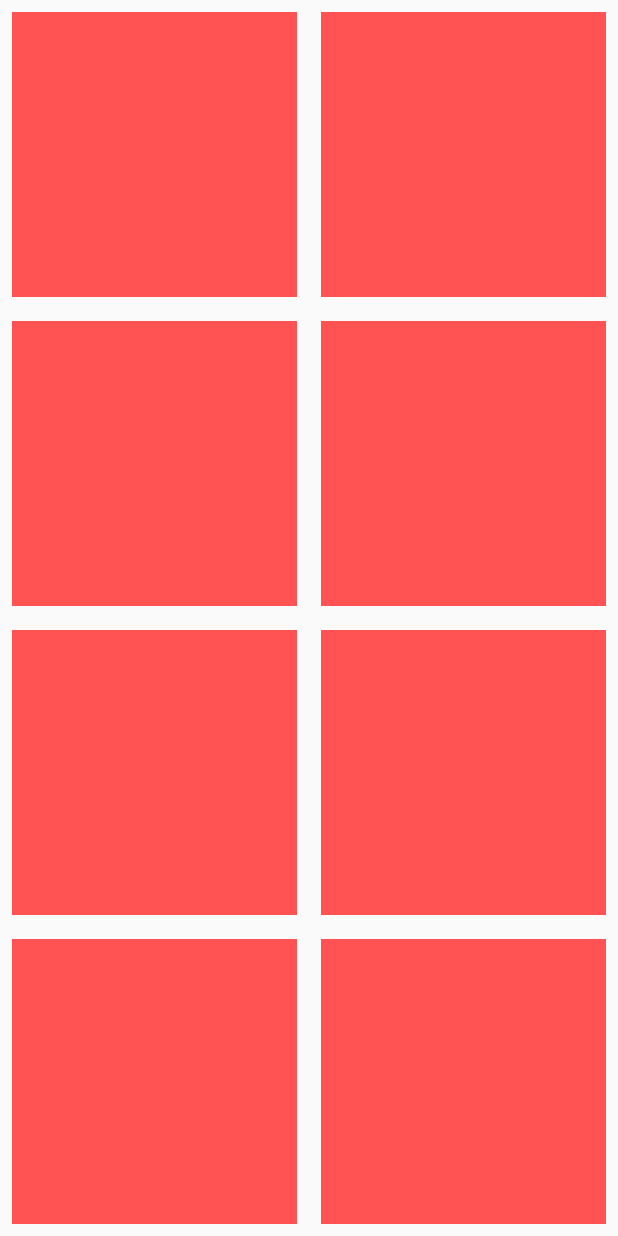
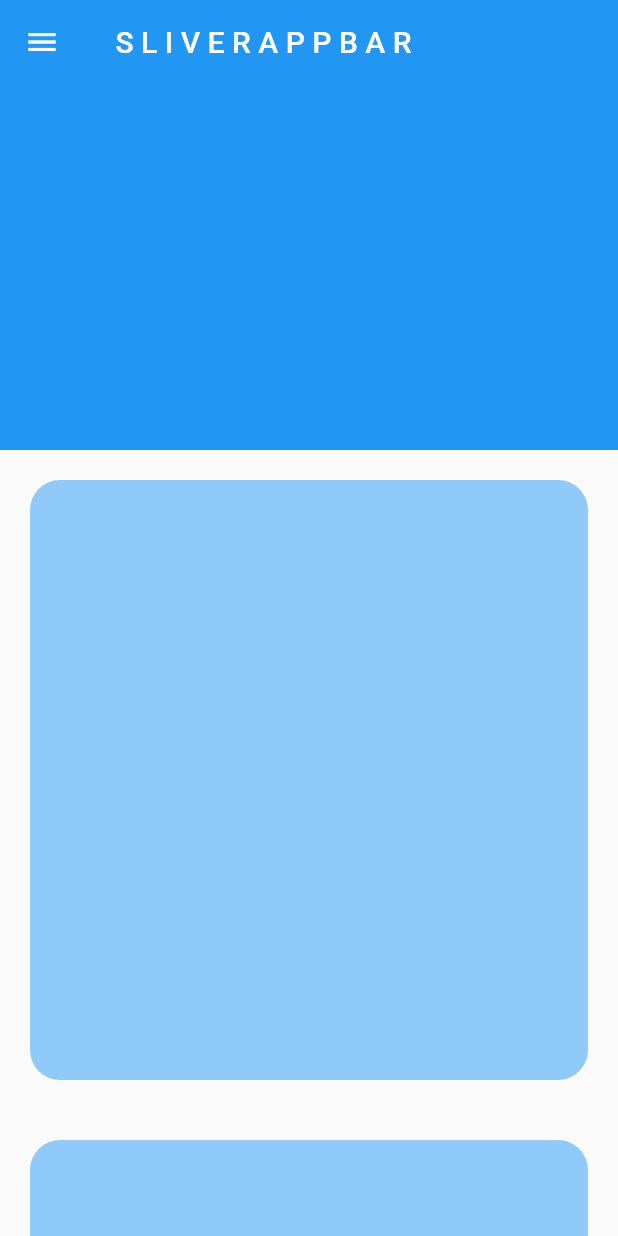
Before and after one commit to kearakvak/Testing1, a Flutter app: the screen it shows after launch, on a phone screen of 412 x 824 dp. Run offline on Flutter 3.47's test engine with Material 2 defaults, Android fonts, the light colour scheme and no system bars.

Commit message:
for learning

```diff
--- a/lib/main.dart
+++ b/lib/main.dart
@@ -1,6 +1,11 @@
 import 'package:flutter/material.dart';
+import 'package:youtube_test6/Test_10_appbar.dart';
+import 'package:youtube_test6/test_11.dart';
+import 'package:youtube_test6/test_12_sliver.dart';
 import 'package:youtube_test6/test_6.dart';
 import 'package:youtube_test6/test_7.dart';
+import 'package:youtube_test6/test_8.dart';
+import 'package:youtube_test6/test_9.dart';
 
 void main() {
   runApp(const MyApp());
@@ -18,7 +23,7 @@ class MyApp extends StatelessWidget {
       theme: ThemeData(
         primarySwatch: Colors.blue,
       ),
-      home: Testing7(),
+      home: Testing12_Sliver(),
     );
   }
 }
--- /dev/null
+++ b/lib/test_12_sliver.dart
@@ -0,0 +1,64 @@
+import 'package:flutter/material.dart';
+import 'package:flutter/src/widgets/container.dart';
+import 'package:flutter/src/widgets/framework.dart';
+
+class Testing12_Sliver extends StatelessWidget {
+  const Testing12_Sliver({super.key});
+
+  @override
+  Widget build(BuildContext context) {
+    return Scaffold(
+      body: CustomScrollView(slivers: [
+        SliverAppBar(
+          leading: Icon(Icons.menu),
+          title: Text(' S L I V E R A P P B A R'),
+          expandedHeight: 300,
+        ),
+        SliverToBoxAdapter(
+          child: Padding(
+            padding: EdgeInsets.all(20),
+            child: ClipRRect(
+                borderRadius: BorderRadius.circular(20),
+                child: Container(
+                  height: 400,
+                  color: Colors.blue[200],
+                )),
+          ),
+        ),
+        SliverToBoxAdapter(
+          child: Padding(
+            padding: EdgeInsets.all(20),
+            child: ClipRRect(
+                borderRadius: BorderRadius.circular(20),
+                child: Container(
+                  height: 400,
+                  color: Colors.blue[200],
+                )),
+          ),
+        ),
+        SliverToBoxAdapter(
+          child: Padding(
+            padding: EdgeInsets.all(20),
+            child: ClipRRect(
+                borderRadius: BorderRadius.circular(20),
+                child: Container(
+                  height: 400,
+                  color: Colors.blue[200],
+                )),
+          ),
+        ),
+        SliverToBoxAdapter(
+          child: Padding(
+            padding: EdgeInsets.all(20),
+            child: ClipRRect(
+                borderRadius: BorderRadius.circular(20),
+                child: Container(
+                  height: 400,
+                  color: Colors.blue[200],
+                )),
+          ),
+        ),
+      ]),
+    );
+  }
+}
```
Also changed, not shown: lib/Test_10_appbar.dart (added, +47 -0 lines), lib/test_11.dart (added, +94 -0 lines), lib/test_8.dart (added, +55 -0 lines), lib/test_9.dart (added, +70 -0 lines).
